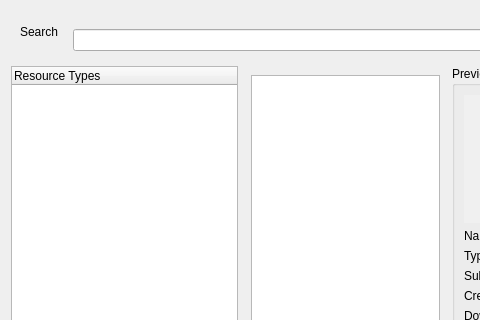
The window that qgis_hub_plugin/gui/resource_browser.ui (qgis/QGIS-Hub-Plugin) describes before a commit, drawn with Qt 5; both pictures show x 0 to 480 and y 0 to 320 of the 913 by 658 pixel window.
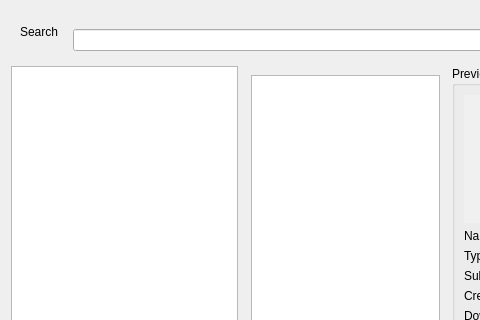
The same window after the commit.

Commit message: Remove Header from the tree view

```diff
--- a/qgis_hub_plugin/gui/resource_browser.ui
+++ b/qgis_hub_plugin/gui/resource_browser.ui
@@ -101,10 +101,10 @@
              <bool>true</bool>
             </property>
             <property name="headerHidden">
-             <bool>false</bool>
+             <bool>true</bool>
             </property>
             <attribute name="headerVisible">
-             <bool>true</bool>
+             <bool>false</bool>
             </attribute>
             <attribute name="headerStretchLastSection">
              <bool>true</bool>
```
Left out of the diff: 3 changed lines with no effect on the pictures. The commit also changes 1 other file.
